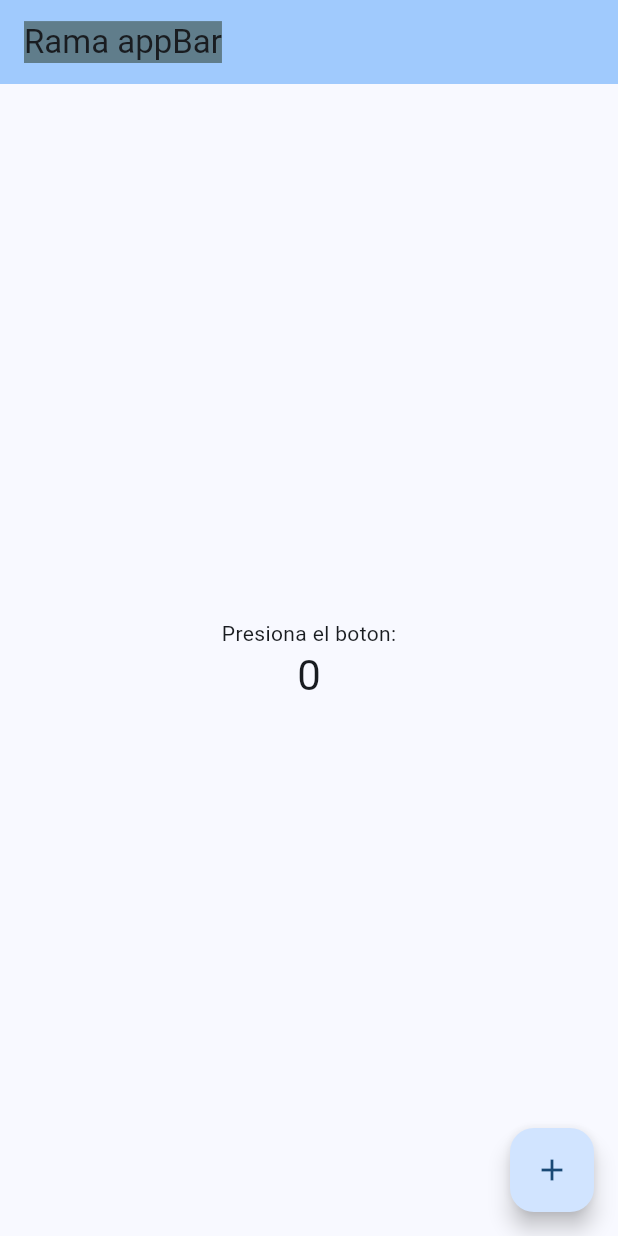
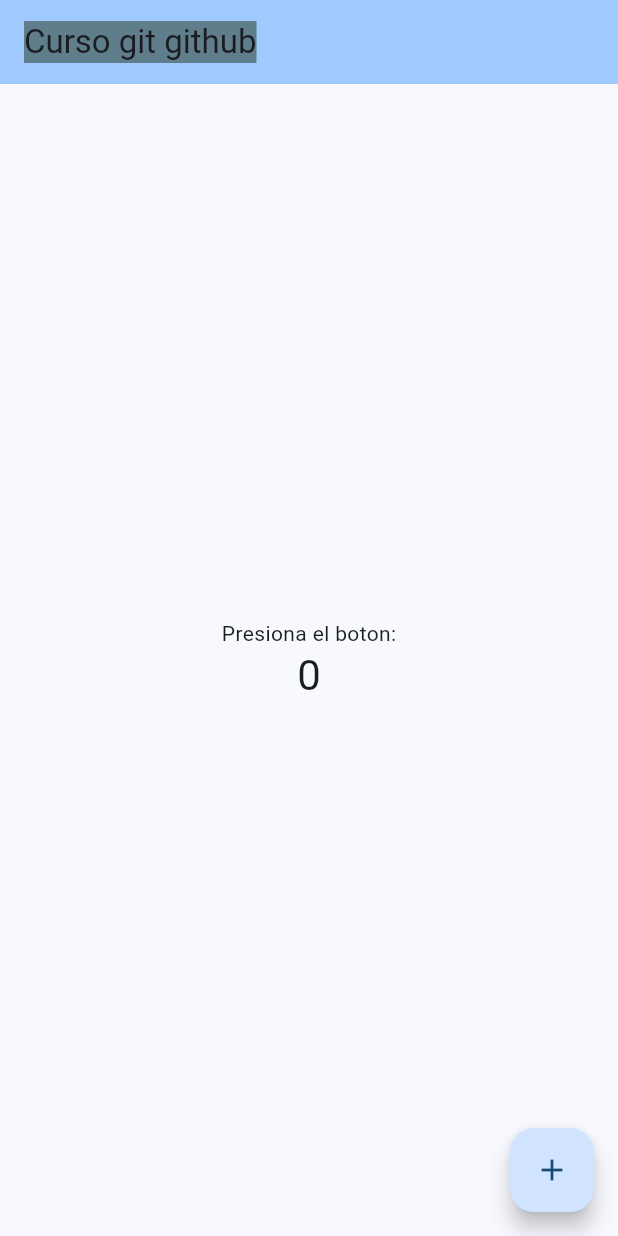
Before and after one commit to ramiro-castillo/Git_github, a Flutter app: the screen it shows after launch, on a phone screen of 412 x 824 dp. Run offline on Flutter 3.47's test engine with Material 2 defaults, Android fonts, the phone set to English and light mode, and no system bars.

Commit message:
se cambio el titulo a git y github

```diff
--- a/lib/main.dart
+++ b/lib/main.dart
@@ -17,7 +17,7 @@ class MyApp extends StatelessWidget {
         colorScheme: ColorScheme.fromSeed(seedColor: Colors.blue),
         useMaterial3: true,
       ),
-      home: const MyHomePage(title: 'Rama appBar'),
+      home: const MyHomePage(title: 'Curso git github'),
     );
   }
 }
```
